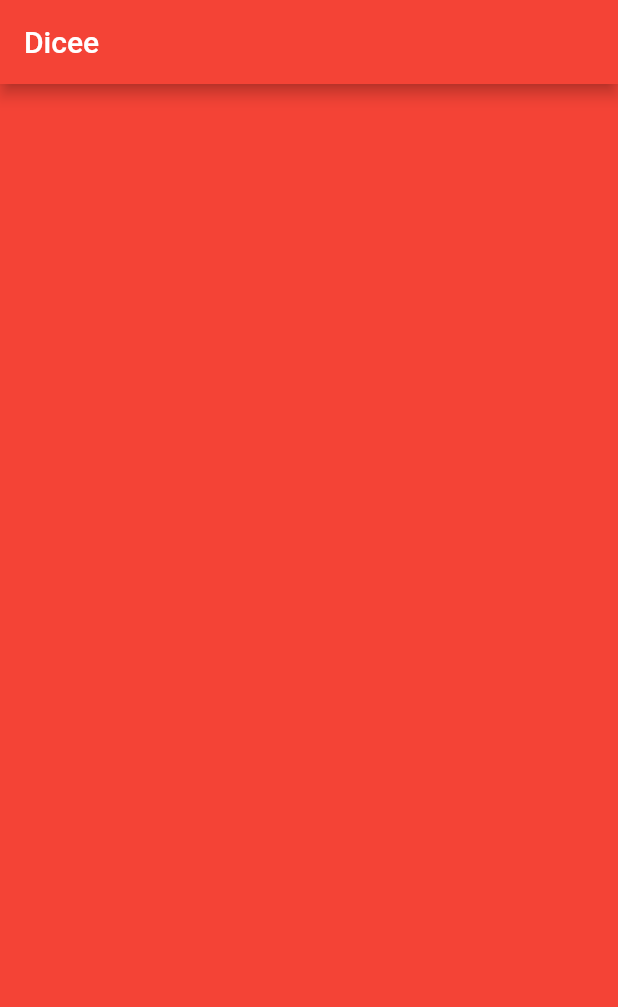
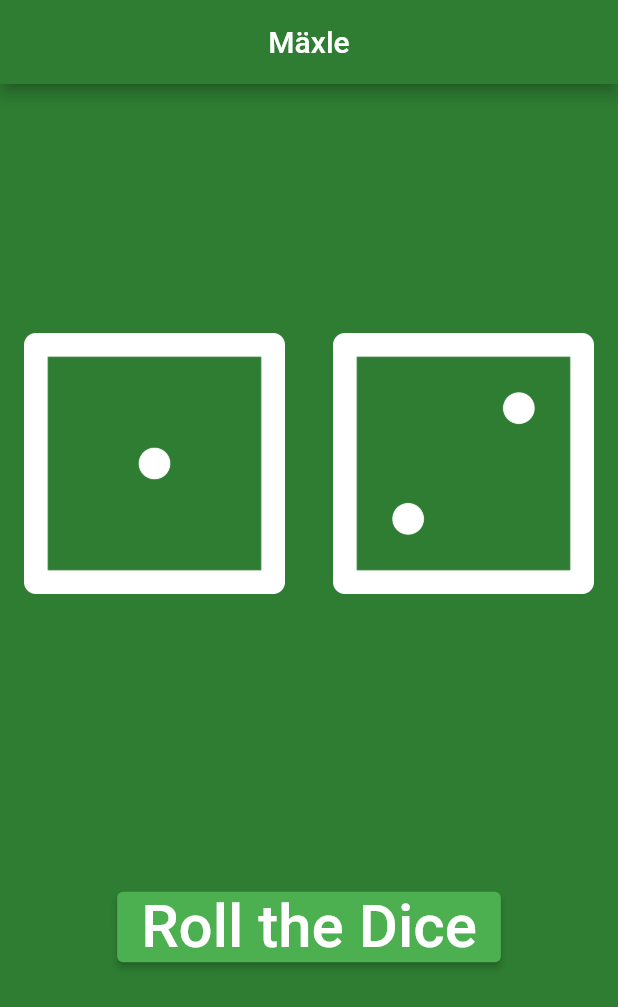
Before and after one commit to matatoMatata94/maxle, a Flutter app: the screen it shows after launch, on a phone screen of 412 x 824 dp. Shown: the top 1007 px of the screen. Run offline on Flutter 3.47's test engine with Material 2 defaults, Android fonts, the phone set to English and light mode, and no system bars.

Commit message:
Worked on UI

```diff
--- a/lib/main.dart
+++ b/lib/main.dart
@@ -1,23 +1,6 @@
 import 'package:flutter/material.dart';
+import 'package:maxle/maxle.dart';
 
 void main() {
-  return runApp(
-    MaterialApp(
-      home: Scaffold(
-        backgroundColor: Colors.red,
-        appBar: AppBar(
-          title: Text('Dicee'),
-          backgroundColor: Colors.red,
-        ),
-        body: DicePage(),
-      ),
-    ),
-  );
+  return runApp(Maxle());
 }
-
-class DicePage extends StatelessWidget {
-  @override
-  Widget build(BuildContext context) {
-    return Container();
-  }
-}
--- /dev/null
+++ b/lib/maxle.dart
@@ -0,0 +1,18 @@
+import 'package:flutter/material.dart';
+import 'package:maxle/playArea.dart';
+
+class Maxle extends StatelessWidget {
+  @override
+  Widget build(BuildContext context) {
+    return MaterialApp(
+      home: Scaffold(
+        backgroundColor: Colors.green[800],
+        appBar: AppBar(
+          title: Center(child: Text('Mäxle')),
+          backgroundColor: Colors.green[800],
+        ),
+        body: PlayArea(),
+      ),
+    );
+  }
+}
--- /dev/null
+++ b/lib/playArea.dart
@@ -0,0 +1,54 @@
+import 'package:flutter/material.dart';
+
+class PlayArea extends StatelessWidget {
+  @override
+  Widget build(BuildContext context) {
+    return Center(
+      child: Column(
+        mainAxisAlignment: MainAxisAlignment.spaceEvenly,
+        children: [
+          Row(
+            children: [
+              Expanded(
+                child: Padding(
+                  padding: const EdgeInsets.all(16.0),
+                  child: Image.asset('images/dice1.png'),
+                ),
+              ),
+              Expanded(
+                child: Padding(
+                  padding: const EdgeInsets.all(16.0),
+                  child: Image.asset('images/dice2.png'),
+                ),
+              ),
+            ],
+          ),
+          Padding(
+            padding: const EdgeInsets.all(32.0),
+            child: ElevatedButton(
+              onPressed: () {},
+              child: Text(
+                'Roll the Dice',
+                style: TextStyle(fontSize: 40),
+              ),
+              style: ButtonStyle(
+                  backgroundColor: MaterialStateProperty.resolveWith(getColor)),
+            ),
+          ),
+        ],
+      ),
+    );
+  }
+
+  Color getColor(Set<MaterialState> states) {
+    const Set<MaterialState> interactiveStates = <MaterialState>{
+      MaterialState.pressed,
+      MaterialState.hovered,
+      MaterialState.focused,
+    };
+    if (states.any(interactiveStates.contains)) {
+      return Colors.green;
+    }
+    return Colors.green;
+  }
+}
```
Also changed, not shown: 2 other files.
